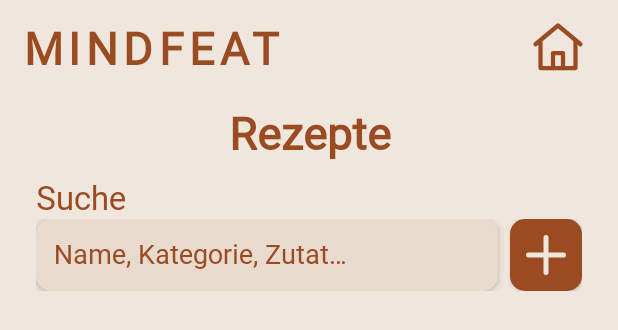
After one commit to Cynd3r3ll4/MINDFEAT, an Android app: the layout activity_rezept_uebersicht.xml on its own in the app's theme, with its tools: preview values and no code run, on a phone screen of 412 x 824 dp. The commit adds this screen. Shown: the top 330 px of the screen. Run offline under Robolectric (Android 15) with nearby library versions, the phone set to English and light mode, and no system bars.

Commit message:
Erstellen der RezeptÜbersicht Activity

```diff
--- a/app/build.gradle.kts
+++ b/app/build.gradle.kts
@@ -37,6 +37,7 @@ dependencies {
     implementation(libs.appcompat)
     implementation(libs.constraintlayout)
     implementation(libs.material)
+    implementation(libs.recyclerview)
 
     // Room-Datenbank
     implementation(libs.room.runtime)
--- a/app/src/main/java/de/mindfeat/app/view/activities/RezeptUebersichtActivity.java
+++ b/app/src/main/java/de/mindfeat/app/view/activities/RezeptUebersichtActivity.java
@@ -1,6 +1,56 @@
 package de.mindfeat.app.view.activities;
 
+import android.os.Bundle;
+
+import androidx.activity.EdgeToEdge;
 import androidx.appcompat.app.AppCompatActivity;
+import androidx.core.graphics.Insets;
+import androidx.core.view.ViewCompat;
+import androidx.core.view.WindowInsetsCompat;
+import androidx.recyclerview.widget.LinearLayoutManager;
+import androidx.recyclerview.widget.RecyclerView;
+
+import de.mindfeat.app.MainActivity;
+import de.mindfeat.app.R;
 
 public class RezeptUebersichtActivity extends AppCompatActivity {
+
+    private RecyclerView rvRezepte;
+
+    @Override
+    protected void onCreate(Bundle savedInstanceState) {
+        super.onCreate(savedInstanceState);
+        EdgeToEdge.enable(this);
+        setContentView(R.layout.activity_rezept_uebersicht);
+        ansichtenInitialisieren();
+        listeEinrichten();
+        navigationEinrichten();
+        fenstereinschuebeEinrichten();
+    }
+
+    // Verknüpfung der UI-Elemente
+    private void ansichtenInitialisieren() {
+        rvRezepte = findViewById(R.id.rvRezepte);
+    }
+
+    // Einrichtung der scrollbaren Rezeptliste
+    private void listeEinrichten() {
+        rvRezepte.setLayoutManager(new LinearLayoutManager(this));
+        rvRezepte.setHasFixedSize(false);
+    }
+
+    // Navigation zurück zur Startseite
+    private void navigationEinrichten() {
+        findViewById(R.id.btnRezeptStartseite).setOnClickListener(v -> finish());
+    }
+
+    // Berücksichtigung der Systemleisten bei Edge-to-Edge
+    private void fenstereinschuebeEinrichten() {
+        ViewCompat.setOnApplyWindowInsetsListener(findViewById(R.id.rezeptUebersicht), (v, insets) -> {
+                    Insets systemBars = insets.getInsets(WindowInsetsCompat.Type.systemBars());
+                    v.setPadding(systemBars.left, systemBars.top, systemBars.right, systemBars.bottom);
+                    return insets;
+                }
+        );
+    }
 }
--- /dev/null
+++ b/app/src/main/res/drawable/bg_plus.xml
@@ -0,0 +1,9 @@
+<?xml version="1.0" encoding="utf-8"?>
+<shape xmlns:android="http://schemas.android.com/apk/res/android"
+    android:shape="rectangle">
+
+    <solid android:color="?attr/colorPrimary" />
+
+    <corners android:radius="10dp" />
+
+</shape>
--- /dev/null
+++ b/app/src/main/res/drawable/ic_home.xml
@@ -0,0 +1,32 @@
+<?xml version="1.0" encoding="utf-8"?>
+<vector xmlns:android="http://schemas.android.com/apk/res/android"
+    android:width="32dp"
+    android:height="32dp"
+    android:viewportWidth="24"
+    android:viewportHeight="24">
+
+    <path
+        android:fillColor="@android:color/transparent"
+        android:strokeColor="#000000"
+        android:strokeWidth="1.7"
+        android:strokeLineCap="round"
+        android:strokeLineJoin="round"
+        android:pathData="M3,10.5 L12,3 L21,10.5" />
+
+    <path
+        android:fillColor="@android:color/transparent"
+        android:strokeColor="#000000"
+        android:strokeWidth="1.7"
+        android:strokeLineCap="round"
+        android:strokeLineJoin="round"
+        android:pathData="M5,9.5 V20 H19 V9.5" />
+
+    <path
+        android:fillColor="@android:color/transparent"
+        android:strokeColor="#000000"
+        android:strokeWidth="1.7"
+        android:strokeLineCap="round"
+        android:strokeLineJoin="round"
+        android:pathData="M10,20 V14 H14 V20" />
+
+</vector>
--- /dev/null
+++ b/app/src/main/res/drawable/ic_plus.xml
@@ -0,0 +1,16 @@
+<?xml version="1.0" encoding="utf-8"?>
+<vector xmlns:android="http://schemas.android.com/apk/res/android"
+    android:width="24dp"
+    android:height="24dp"
+    android:viewportWidth="24"
+    android:viewportHeight="24">
+
+    <path
+        android:fillColor="@android:color/transparent"
+        android:strokeColor="?attr/colorOnPrimary"
+        android:strokeWidth="2"
+        android:strokeLineCap="round"
+        android:strokeLineJoin="round"
+        android:pathData="M12,5 V19 M5,12 H19" />
+
+</vector>
--- a/app/src/main/res/layout/activity_main.xml
+++ b/app/src/main/res/layout/activity_main.xml
@@ -20,16 +20,13 @@
 
         <TextView
             android:id="@+id/tvAppTitel"
+            style="@style/TextAppearance.Mindfeat.AppTitel"
             android:layout_width="match_parent"
             android:layout_height="match_parent"
             android:layout_gravity="center_vertical"
-            android:fontFamily="@font/montserrat_variablefont_wght"
             android:gravity="bottom|center"
-            android:letterSpacing="0.12"
             android:text="@string/app_name"
-            android:textColor="?attr/colorOnSurface"
-            android:textSize="30sp"
-            android:textStyle="bold" />
+            tools:ignore="VisualLintSystemUi" />
 
         <ImageButton
             android:id="@+id/btnStatistik"
@@ -53,7 +50,8 @@
         android:layout_height="wrap_content"
         android:gravity="center"
         android:text="@string/app_untertitel"
-        android:textSize="16sp" />
+        android:textSize="16sp"
+        android:textStyle="bold"/>
 
     <!-- Abstand unter dem Kopfbereich -->
     <Space
@@ -62,23 +60,23 @@
 
     <!-- Funktionsbereich: Rezepte -->
     <LinearLayout
+        android:id="@+id/cardRezepte"
         android:layout_width="match_parent"
         android:layout_height="0dp"
         android:layout_weight="1"
         android:layout_marginStart="24dp"
         android:layout_marginEnd="24dp"
         android:orientation="vertical"
-        android:gravity="center">
+        android:gravity="center"
+        android:clickable="true"
+        android:focusable="true"
+        android:contentDescription="@string/alternativtext_rezepte">
 
         <com.google.android.material.card.MaterialCardView
-            android:id="@+id/cardRezepte"
             style="@style/Widget.Mindfeat.Card"
             android:layout_width="match_parent"
             android:layout_height="0dp"
-            android:layout_weight="1"
-            android:clickable="true"
-            android:focusable="true"
-            android:contentDescription="@string/alternativtext_rezepte">
+            android:layout_weight="1">
 
             <ImageView
                 android:id="@+id/ivRezepte"
@@ -103,24 +101,23 @@
 
     <!-- Funktionsbereich: Essensplan -->
     <LinearLayout
+        android:id="@+id/cardEssensplan"
         android:layout_width="match_parent"
         android:layout_height="0dp"
         android:layout_weight="1"
-        android:layout_marginTop="8dp"
         android:layout_marginStart="24dp"
         android:layout_marginEnd="24dp"
         android:orientation="vertical"
-        android:gravity="center">
+        android:gravity="center"
+        android:clickable="true"
+        android:focusable="true"
+        android:contentDescription="@string/alternativtext_plan">
 
         <com.google.android.material.card.MaterialCardView
-            android:id="@+id/cardEssensplan"
             style="@style/Widget.Mindfeat.Card"
             android:layout_width="match_parent"
             android:layout_height="0dp"
-            android:layout_weight="1"
-            android:clickable="true"
-            android:focusable="true"
-            android:contentDescription="@string/alternativtext_plan">
+            android:layout_weight="1">
 
             <ImageView
                 android:id="@+id/ivEssensplan"
@@ -145,24 +142,23 @@
 
     <!-- Funktionsbereich: Einkaufsliste -->
     <LinearLayout
+        android:id="@+id/cardEinkaufsliste"
         android:layout_width="match_parent"
         android:layout_height="0dp"
         android:layout_weight="1"
-        android:layout_marginTop="8dp"
         android:layout_marginStart="24dp"
         android:layout_marginEnd="24dp"
         android:orientation="vertical"
-        android:gravity="center">
+        android:gravity="center"
+        android:clickable="true"
+        android:focusable="true"
+        android:contentDescription="@string/alternativtext_liste">
 
         <com.google.android.material.card.MaterialCardView
-            android:id="@+id/cardEinkaufsliste"
             style="@style/Widget.Mindfeat.Card"
             android:layout_width="match_parent"
             android:layout_height="0dp"
-            android:layout_weight="1"
-            android:clickable="true"
-            android:focusable="true"
-            android:contentDescription="@string/alternativtext_liste">
+            android:layout_weight="1">
 
             <ImageView
                 android:id="@+id/ivEinkaufsliste"
--- /dev/null
+++ b/app/src/main/res/layout/activity_rezept_uebersicht.xml
@@ -0,0 +1,118 @@
+<?xml version="1.0" encoding="utf-8"?>
+<LinearLayout xmlns:android="http://schemas.android.com/apk/res/android"
+    xmlns:app="http://schemas.android.com/apk/res-auto"
+    xmlns:tools="http://schemas.android.com/tools"
+    android:id="@+id/rezeptUebersicht"
+    android:layout_width="match_parent"
+    android:layout_height="match_parent"
+    android:orientation="vertical"
+    android:background="?attr/colorSurface"
+    tools:context=".view.activities.RezeptUebersichtActivity">
+
+    <!-- Kopfzeile: App-Name links, Home-Symbol rechts -->
+    <LinearLayout
+        android:layout_width="match_parent"
+        android:layout_height="56dp"
+        android:layout_marginStart="16dp"
+        android:layout_marginTop="4dp"
+        android:layout_marginEnd="16dp"
+        android:gravity="center_vertical"
+        android:orientation="horizontal">
+
+        <TextView
+            android:id="@+id/tvAppTitel"
+            style="@style/TextAppearance.Mindfeat.AppTitel"
+            android:layout_width="0dp"
+            android:layout_height="wrap_content"
+            android:layout_weight="1"
+            android:text="@string/app_name" />
+
+        <ImageButton
+            android:id="@+id/btnRezeptStartseite"
+            style="@style/Widget.Mindfeat.NavigationIconButton"
+            android:layout_width="48dp"
+            android:layout_height="48dp"
+            android:contentDescription="@string/alternativtext_rezept_startseite"
+            android:src="@drawable/ic_home" />
+
+    </LinearLayout>
+
+    <!-- Seitenüberschrift -->
+    <TextView
+        android:id="@+id/tvRezeptUeberschrift"
+        style="@style/TextAppearance.Mindfeat.SeitenTitel"
+        android:layout_width="match_parent"
+        android:layout_height="wrap_content"
+        android:layout_marginTop="8dp"
+        android:gravity="center"
+        android:text="@string/rezept" />
+
+    <!-- Suchbereich: bleibt außerhalb des Scrollbereichs -->
+    <LinearLayout
+        android:layout_width="match_parent"
+        android:layout_height="wrap_content"
+        android:layout_marginStart="24dp"
+        android:layout_marginTop="8dp"
+        android:layout_marginEnd="24dp"
+        android:orientation="vertical">
+
+        <TextView
+            android:id="@+id/tvRezeptSuche"
+            style="@style/TextAppearance.Mindfeat.SucheLabel"
+            android:layout_width="match_parent"
+            android:layout_height="wrap_content"
+            android:layout_marginBottom="0dp"
+            android:text="@string/rezept_suche" />
+
+        <!-- Eingabefeld und Plus-Button in einer Zeile -->
+        <LinearLayout
+            android:layout_width="match_parent"
+            android:layout_height="wrap_content"
+            android:gravity="center_vertical"
+            android:orientation="horizontal">
+
+            <com.google.android.material.card.MaterialCardView
+                android:layout_width="0dp"
+                android:layout_height="wrap_content"
+                android:layout_weight="1"
+                style="@style/Widget.Mindfeat.SuchfeldContainer">
+
+                    <EditText
+                        android:id="@+id/etRezeptSuche"
+                        style="@style/Widget.Mindfeat.SuchfeldEingabe"
+                        android:layout_width="match_parent"
+                        android:layout_height="48dp"
+                        android:hint="@string/rezept_suche_platzhalter"
+                        android:inputType="text"
+                        android:singleLine="true"
+                        android:gravity="center_vertical" />
+
+            </com.google.android.material.card.MaterialCardView>
+
+            <ImageButton
+                android:id="@+id/btnRezeptHinzufuegen"
+                style="@style/Widget.Mindfeat.AktionsIconButton"
+                android:layout_width="48dp"
+                android:layout_height="48dp"
+                android:layout_marginStart="8dp"
+                android:contentDescription="@string/alternativtext_rezept_hinzufuegen"
+                android:src="@drawable/ic_plus" />
+
+        </LinearLayout>
+
+    </LinearLayout>
+
+    <!-- Nur dieser Bereich scrollt -->
+    <androidx.recyclerview.widget.RecyclerView
+        android:id="@+id/rvRezepte"
+        android:layout_width="match_parent"
+        android:layout_height="0dp"
+        android:layout_weight="1"
+        android:layout_marginStart="24dp"
+        android:layout_marginTop="12dp"
+        android:layout_marginEnd="24dp"
+        android:clipToPadding="false"
+        android:overScrollMode="ifContentScrolls"
+        android:scrollbars="vertical" />
+
+</LinearLayout>
--- a/app/src/main/res/values/strings.xml
+++ b/app/src/main/res/values/strings.xml
@@ -13,4 +13,10 @@
 
     <string name="statistik_oeffnen">Statistik öffnen</string>
 
+    <string name="rezept_suche_platzhalter">Name, Kategorie, Zutat…</string>
+    <string name="rezept_suche">Suche</string>
+    <string name="rezept">Rezepte</string>
+    <string name="alternativtext_rezept_hinzufuegen">Rezept hinzufügen</string>
+    <string name="alternativtext_rezept_startseite">zur Startseite</string>
+
 </resources>
--- a/app/src/main/res/values/styles.xml
+++ b/app/src/main/res/values/styles.xml
@@ -1,10 +1,22 @@
 <?xml version="1.0" encoding="utf-8"?>
 <resources>
-
+    <!-- Allgemeine Textgestaltung -->
     <style name="TextAppearance.Mindfeat" parent="android:TextAppearance">
         <item name="android:fontFamily">@font/montserrat_variablefont_wght</item>
         <item name="android:textColor">?attr/colorOnSurface</item>
-        <item name="android:textSize">14sp</item>
+        <item name="android:textSize">18sp</item>
+    </style>
+
+    <style name="TextAppearance.Mindfeat.Body"
+        parent="TextAppearance.Mindfeat" />
+
+    <!-- App-Überschrift: MINDFEAT -->
+    <style name="TextAppearance.Mindfeat.AppTitel"
+        parent="TextAppearance.Mindfeat">
+        <item name="android:fontFamily">@font/montserrat_variablefont_wght</item>
+        <item name="android:textSize">30sp</item>
+        <item name="android:textStyle">bold</item>
+        <item name="android:letterSpacing">0.12</item>
     </style>
 
     <!-- Cards auf dem Startbildschirm -->
@@ -16,7 +28,7 @@
         <item name="cardBackgroundColor">?attr/colorSurface</item>
     </style>
 
-    <!-- Schrift für Überschriften und Funktionsbezeichnungen -->
+    <!-- Card-Titel auf dem Startbildschirm -->
     <style name="TextAppearance.Mindfeat.CardTitel">
         <item name="android:fontFamily">@font/notoserifdisplay_variablefont_wdth_wght</item>
         <item name="android:textSize">22sp</item>
@@ -24,7 +36,64 @@
         <item name="android:textColor">?attr/colorOnSurface</item>
     </style>
 
-    <!-- Allgemeine Textgestaltung -->
-    <style name="TextAppearance.Mindfeat.Body" parent="TextAppearance.Mindfeat" />
+    <!-- Wiederverwendbarer Button für Navigations-Icons -->
+    <style name="Widget.Mindfeat.NavigationIconButton"
+        parent="Widget.AppCompat.ImageButton">
+        <item name="android:background">?attr/selectableItemBackgroundBorderless</item>
+        <item name="android:padding">4dp</item>
+        <item name="android:scaleType">fitCenter</item>
+        <item name="android:tint">?attr/colorOnSurface</item>
+    </style>
+
+    <!-- Seitenüberschriften: Rezepte, Essensplan usw. -->
+    <style name="TextAppearance.Mindfeat.SeitenTitel"
+        parent="android:TextAppearance">
+        <item name="android:fontFamily">@font/notoserifdisplay_variablefont_wdth_wght</item>
+        <item name="android:textSize">30sp</item>
+        <item name="android:textStyle">bold</item>
+        <item name="android:textColor">?attr/colorOnSurface</item>
+    </style>
+
+    <!-- Labels (Beschriftungen über Eingabefeldern) -->
+    <style name="TextAppearance.Mindfeat.SucheLabel" parent="TextAppearance.Mindfeat">
+        <item name="android:textSize">22sp</item>
+    </style>
+
+    <!-- Suchfeld: äußere Fläche mit leichtem Schatten -->
+    <style name="Widget.Mindfeat.SuchfeldContainer"
+        parent="Widget.Material3.CardView.Filled">
+        <item name="cardCornerRadius">10dp</item>
+        <item name="cardElevation">3dp</item>
+        <item name="strokeWidth">0dp</item>
+        <item name="cardBackgroundColor">?attr/colorSurface</item>
+    </style>
+
+    <!-- Eingabefeld für die Rezeptsuche -->
+    <style name="Widget.Mindfeat.SuchfeldEingabe" parent="Widget.AppCompat.EditText">
+        <item name="android:fontFamily">@font/montserrat_variablefont_wght</item>
+        <item name="android:textSize">18sp</item>
+        <!-- Textfarbe und Platzhalterfarbe -->
+        <item name="android:textColor">?attr/colorOnSurface</item>
+        <item name="android:textColorHint">?attr/colorOnSurface</item>
+        <!-- Standard-Unterstreichung entfernen -->
+        <item name="android:background">@null</item>
+        <!-- Innenabstände reduzieren -->
+        <item name="android:paddingStart">12dp</item>
+        <item name="android:paddingEnd">12dp</item>
+        <item name="android:paddingTop">0dp</item>
+        <item name="android:paddingBottom">0dp</item>
+        <!-- Text vertikal kompakt halten -->
+        <item name="android:includeFontPadding">false</item>
+        <item name="android:minHeight">0dp</item>
+    </style>
+
+    <!-- Wiederverwendbarer Aktionsbutton -->
+    <style name="Widget.Mindfeat.AktionsIconButton" parent="Widget.AppCompat.ImageButton">
+        <item name="android:background">@drawable/bg_plus</item>
+        <item name="android:padding">4dp</item>
+        <item name="android:scaleType">fitCenter</item>
+        <item name="android:tint">?attr/colorOnPrimary</item>
+        <item name="android:elevation">2dp</item>
+    </style>
 
 </resources>
--- a/gradle/libs.versions.toml
+++ b/gradle/libs.versions.toml
@@ -9,6 +9,7 @@ activityKtx = "1.13.0"
 constraintlayout = "2.2.2"
 appcompatVersion = "1.8.0"
 room = "2.8.5"
+recyclerview = "1.4.0"
 
 [libraries]
 junit = { group = "junit", name = "junit", version.ref = "junit" }
@@ -21,6 +22,7 @@ constraintlayout = { group = "androidx.constraintlayout", name = "constraintlayo
 androidx-appcompat = { group = "androidx.appcompat", name = "appcompat", version.ref = "appcompatVersion" }
 room-runtime = {group = "androidx.room", name = "room-runtime", version.ref = "room"}
 room-compiler = {group = "androidx.room", name = "room-compiler", version.ref = "room"}
+recyclerview = { group = "androidx.recyclerview", name = "recyclerview", version.ref = "recyclerview" }
 
 [plugins]
 android-application = { id = "com.android.application", version.ref = "agp" }
```
